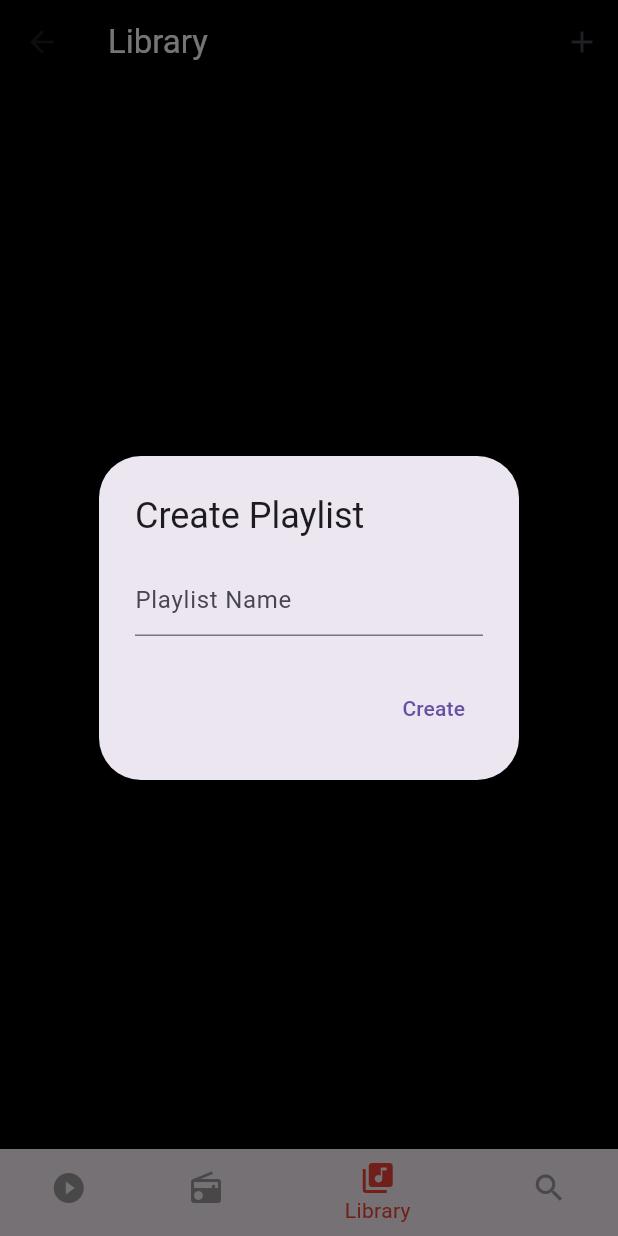
After one commit to numam/musicApp, a Flutter app: the screen it shows after launch, item 3 of the bottom bar chosen, after a tap on the "add" icon, on a phone screen of 412 x 824 dp. The commit adds this screen. Run offline on Flutter 3.47's test engine with Material 3 defaults, Android fonts, the phone set to English and light mode, and no system bars; our stand-ins replace cloud_firestore, firebase_core, get, image_picker, webview_flutter; accounts and stored records are empty; network calls fail.

Commit message:
playlist

```diff
--- /dev/null
+++ b/lib/app/modules/home/controllers/playlist_controller.dart
@@ -0,0 +1,37 @@
+import 'package:cloud_firestore/cloud_firestore.dart';
+import 'package:get/get.dart';
+
+class PlaylistController extends GetxController {
+  final FirebaseFirestore _firestore = FirebaseFirestore.instance;
+  final playlists = <Map<String, dynamic>>[].obs;
+
+  @override
+  void onInit() {
+    super.onInit();
+    fetchPlaylists();
+  }
+
+  // Fetch all playlists
+  void fetchPlaylists() async {
+    final playlistSnapshot = await _firestore.collection('playlists').get();
+    playlists.value = playlistSnapshot.docs.map((doc) => doc.data()).toList();
+  }
+
+  // Create a new playlist
+  Future<void> createPlaylist(String name) async {
+    await _firestore.collection('playlists').add({'name': name});
+    fetchPlaylists();
+  }
+
+  // Edit a playlist
+  Future<void> editPlaylist(String id, String newName) async {
+    await _firestore.collection('playlists').doc(id).update({'name': newName});
+    fetchPlaylists();
+  }
+
+  // Delete a playlist
+  Future<void> deletePlaylist(String id) async {
+    await _firestore.collection('playlists').doc(id).delete();
+    fetchPlaylists();
+  }
+}
--- /dev/null
+++ b/lib/app/modules/home/views/library_page.dart
@@ -0,0 +1,128 @@
+import 'package:flutter/material.dart';
+import 'package:get/get.dart';
+import '../controllers/playlist_controller.dart';
+import 'home_view.dart';
+
+class LibraryPage extends StatelessWidget {
+  const LibraryPage({Key? key}) : super(key: key);
+
+  @override
+  Widget build(BuildContext context) {
+    final playlistController = Get.find<PlaylistController>();
+
+    return Scaffold(
+      backgroundColor: Colors.black,
+      appBar: AppBar(
+        title: Text('Library', style: TextStyle(color: Colors.white)),
+        backgroundColor: Colors.black,
+        actions: [
+          IconButton(
+            icon: Icon(Icons.add),
+            onPressed: () {
+              _showCreatePlaylistDialog(context, playlistController);
+            },
+          ),
+        ],
+      ),
+      body: Obx(() {
+        return ListView.builder(
+          itemCount: playlistController.playlists.length,
+          itemBuilder: (context, index) {
+            final playlist = playlistController.playlists[index];
+            return ListTile(
+              title: Text(
+                playlist['name'],
+                style: TextStyle(color: Colors.white),
+              ),
+              trailing: Row(
+                mainAxisSize: MainAxisSize.min,
+                children: [
+                  IconButton(
+                    icon: Icon(Icons.edit, color: Colors.grey),
+                    onPressed: () {
+                      _showEditPlaylistDialog(
+                          context, playlistController, playlist['id']);
+                    },
+                  ),
+                  IconButton(
+                    icon: Icon(Icons.delete, color: Colors.red),
+                    onPressed: () {
+                      playlistController.deletePlaylist(playlist['id']);
+                    },
+                  ),
+                ],
+              ),
+            );
+          },
+        );
+      }),
+      bottomNavigationBar: BottomNavigationBar(
+        backgroundColor: Colors.black,
+        selectedItemColor: Colors.red,
+        unselectedItemColor: Colors.grey,
+        currentIndex: 2,
+        onTap: (index) {
+          if (index == 0) {
+            Get.off(() => HomeView(), transition: Transition.noTransition);
+          }
+        },
+        items: [
+          BottomNavigationBarItem(
+              icon: Icon(Icons.play_circle_filled), label: 'Listen Now'),
+          BottomNavigationBarItem(icon: Icon(Icons.radio), label: 'Radio'),
+          BottomNavigationBarItem(
+              icon: Icon(Icons.library_music), label: 'Library'),
+          BottomNavigationBarItem(icon: Icon(Icons.search), label: 'Search'),
+        ],
+      ),
+    );
+  }
+
+  void _showCreatePlaylistDialog(
+      BuildContext context, PlaylistController controller) {
+    final TextEditingController nameController = TextEditingController();
+    showDialog(
+      context: context,
+      builder: (context) => AlertDialog(
+        title: Text('Create Playlist'),
+        content: TextField(
+          controller: nameController,
+          decoration: InputDecoration(hintText: 'Playlist Name'),
+        ),
+        actions: [
+          TextButton(
+            onPressed: () {
+              controller.createPlaylist(nameController.text);
+              Get.back();
+            },
+            child: Text('Create'),
+          ),
+        ],
+      ),
+    );
+  }
+
+  void _showEditPlaylistDialog(BuildContext context,
+      PlaylistController controller, String playlistId) {
+    final TextEditingController nameController = TextEditingController();
+    showDialog(
+      context: context,
+      builder: (context) => AlertDialog(
+        title: Text('Edit Playlist'),
+        content: TextField(
+          controller: nameController,
+          decoration: InputDecoration(hintText: 'New Playlist Name'),
+        ),
+        actions: [
+          TextButton(
+            onPressed: () {
+              controller.editPlaylist(playlistId, nameController.text);
+              Get.back();
+            },
+            child: Text('Update'),
+          ),
+        ],
+      ),
+    );
+  }
+}
--- a/lib/app/routes/app_routes.dart
+++ b/lib/app/routes/app_routes.dart
@@ -4,9 +4,11 @@ part of 'app_pages.dart';
 abstract class Routes {
   Routes._();
   static const HOME = _Paths.HOME;
+  static const LIBRARY = _Paths.LIBRARY; // Tambahkan konstanta LIBRARY
 }
 
 abstract class _Paths {
   _Paths._();
   static const HOME = '/home';
+  static const LIBRARY = '/library'; // Tambahkan path untuk LIBRARY
 }
--- a/lib/main.dart
+++ b/lib/main.dart
@@ -1,19 +1,21 @@
 import 'package:flutter/material.dart';
-
+import 'package:firebase_core/firebase_core.dart';
 import 'package:get/get.dart';
-
+import 'app/modules/home/controllers/playlist_controller.dart';
 import 'app/routes/app_pages.dart';
-
-
 import 'package:webview_flutter/webview_flutter.dart';
 
+void main() async {
+  WidgetsFlutterBinding.ensureInitialized();
+  await Firebase.initializeApp();
 
-void main() {
-
-  WidgetsFlutterBinding.ensureInitialized();
   if (WebView.platform == null) {
     WebView.platform = SurfaceAndroidWebView();
   }
+
+  // Register PlaylistController lazily
+  Get.lazyPut(() => PlaylistController());
+
   runApp(
     GetMaterialApp(
       title: "Apple Music",
--- a/pubspec.yaml
+++ b/pubspec.yaml
@@ -13,7 +13,9 @@ dependencies:
   webview_flutter: ^3.0.4
   flutter:
     sdk: flutter
-  firebase_core: ^2.27.0
+  firebase_core: ^2.15.1
+  cloud_firestore: ^4.15.8
+  intl: ^0.18.1
 
 dev_dependencies:
   flutter_lints: ^2.0.0
```
Also changed, not shown: lib/app/modules/home/views/header_widget.dart (added, +30 -0 lines), lib/app/modules/home/views/home_view.dart (+15 -16 lines), lib/app/routes/app_pages.dart (+9 -0 lines), pubspec.lock, 3 other files.
